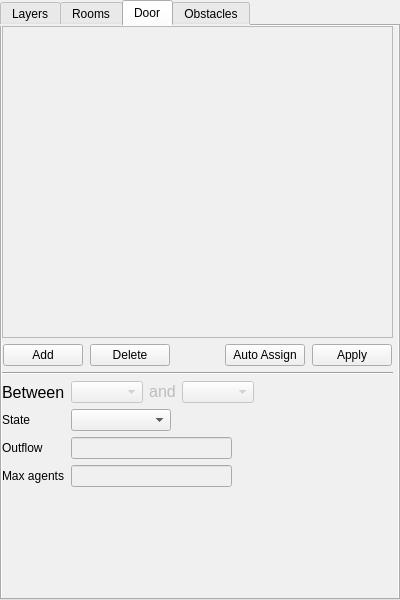
This is forms/roomwidget.ui in JuPedSim/jpseditor as Qt 5 draws it before an edit. The edited form follows.
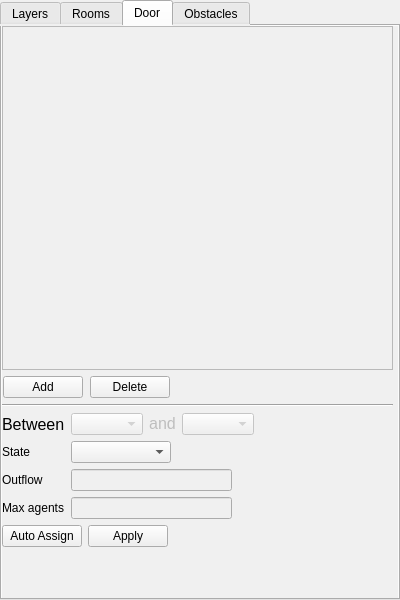
This is the edited form.

Diff of the .ui file:
```diff
--- a/forms/roomwidget.ui
+++ b/forms/roomwidget.ui
@@ -322,7 +322,7 @@
       <x>0</x>
       <y>0</y>
       <width>391</width>
-      <height>461</height>
+      <height>521</height>
      </rect>
     </property>
     <layout class="QVBoxLayout" name="verticalLayout_8">
@@ -373,35 +373,6 @@
          </property>
         </spacer>
        </item>
-       <item>
-        <widget class="QPushButton" name="auto_assign_doors">
-         <property name="sizePolicy">
-          <sizepolicy hsizetype="Minimum" vsizetype="Fixed">
-           <horstretch>0</horstretch>
-           <verstretch>0</verstretch>
-          </sizepolicy>
-         </property>
-         <property name="minimumSize">
-          <size>
-           <width>75</width>
-           <height>0</height>
-          </size>
-         </property>
-         <property name="toolTip">
-          <string>&lt;html&gt;&lt;head/&gt;&lt;body&gt;&lt;p&gt;Assign Door to room&lt;/p&gt;&lt;/body&gt;&lt;/html&gt;</string>
-         </property>
-         <property name="text">
-          <string>Auto Assign</string>
-         </property>
-        </widget>
-       </item>
-       <item>
-        <widget class="QPushButton" name="pushButton_apply">
-         <property name="text">
-          <string>Apply</string>
-         </property>
-        </widget>
-       </item>
       </layout>
      </item>
      <item>
@@ -590,6 +561,52 @@
        </item>
       </layout>
      </item>
+     <item>
+      <layout class="QHBoxLayout" name="horizontalLayout_8">
+       <item>
+        <widget class="QPushButton" name="auto_assign_doors">
+         <property name="sizePolicy">
+          <sizepolicy hsizetype="Minimum" vsizetype="Fixed">
+           <horstretch>0</horstretch>
+           <verstretch>0</verstretch>
+          </sizepolicy>
+         </property>
+         <property name="minimumSize">
+          <size>
+           <width>75</width>
+           <height>0</height>
+          </size>
+         </property>
+         <property name="toolTip">
+          <string>&lt;html&gt;&lt;head/&gt;&lt;body&gt;&lt;p&gt;Assign Door to room&lt;/p&gt;&lt;/body&gt;&lt;/html&gt;</string>
+         </property>
+         <property name="text">
+          <string>Auto Assign</string>
+         </property>
+        </widget>
+       </item>
+       <item>
+        <widget class="QPushButton" name="pushButton_apply">
+         <property name="text">
+          <string>Apply</string>
+         </property>
+        </widget>
+       </item>
+       <item>
+        <spacer name="horizontalSpacer_14">
+         <property name="orientation">
+          <enum>Qt::Horizontal</enum>
+         </property>
+         <property name="sizeHint" stdset="0">
+          <size>
+           <width>40</width>
+           <height>20</height>
+          </size>
+         </property>
+        </spacer>
+       </item>
+      </layout>
+     </item>
     </layout>
    </widget>
   </widget>
```
